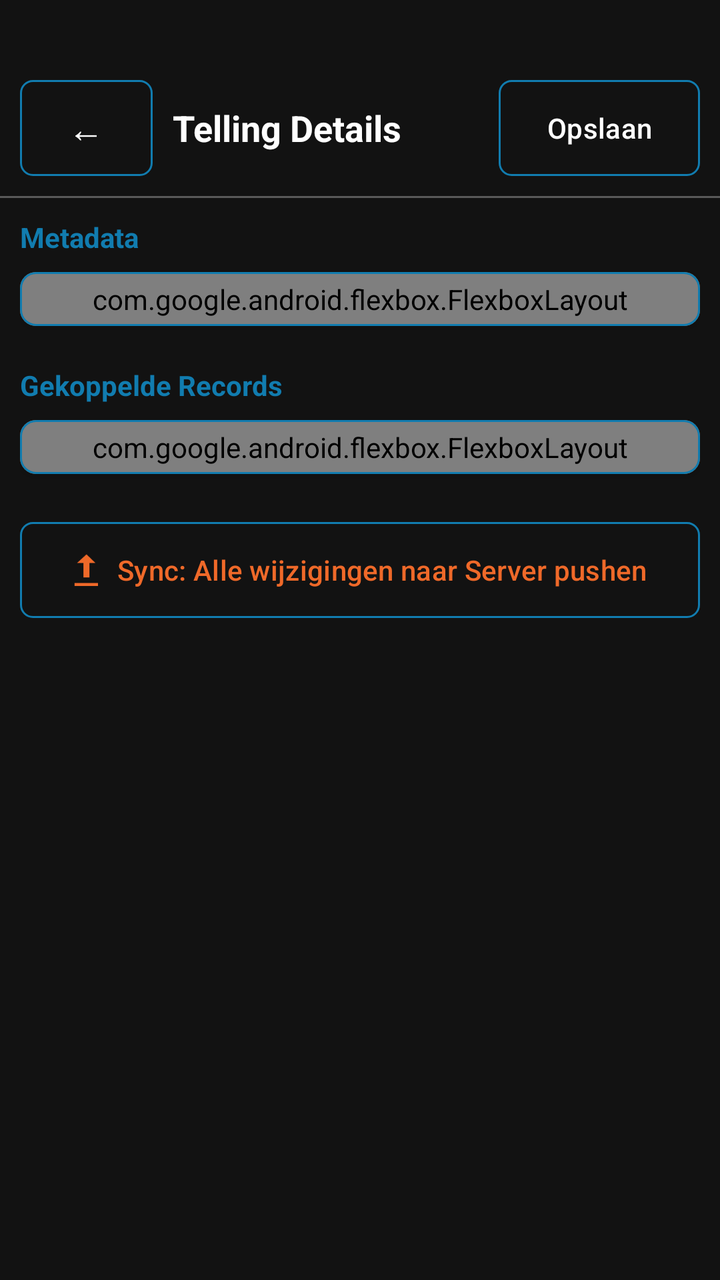
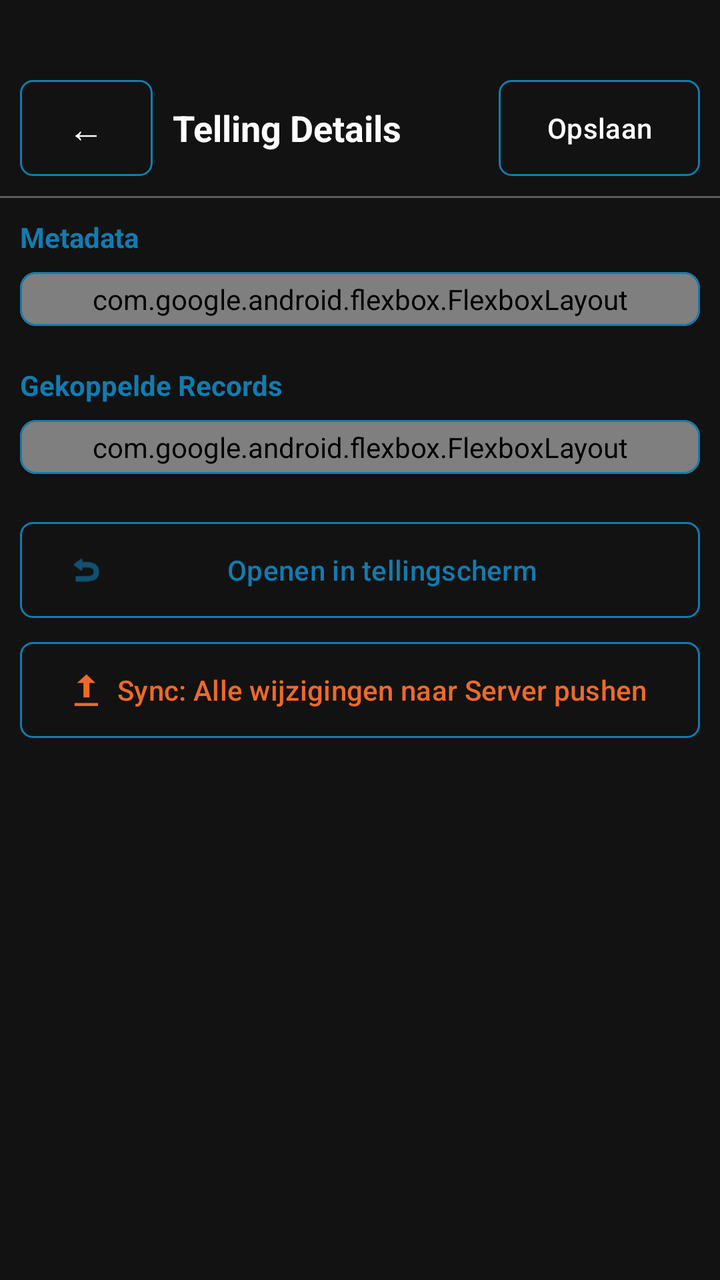

Before-and-after screenshots of an Android layout around one commit, followed by the original layout XML and the change that was made.
<!-- AndroidManifest.xml: application theme Theme.VT5.Dark -->
<!-- res/layout/scherm_db_telling_detail.xml -->
<?xml version="1.0" encoding="utf-8"?>
<LinearLayout xmlns:android="http://schemas.android.com/apk/res/android"
    android:fitsSystemWindows="true"
    xmlns:app="http://schemas.android.com/apk/res-auto"
    android:layout_width="match_parent"
    android:layout_height="match_parent"
    android:background="@color/vt5_black"
    android:orientation="vertical"
    android:paddingTop="30dp"
    android:paddingBottom="40dp">

    <LinearLayout
        android:layout_width="match_parent"
        android:layout_height="wrap_content"
        android:gravity="center_vertical"
        android:orientation="horizontal"
        android:padding="10dp">

        <com.google.android.material.button.MaterialButton
            android:id="@+id/btnTerug"
            style="@style/Widget.VT5.Button.Outlined"
            android:layout_width="wrap_content"
            android:layout_height="wrap_content"
            android:minWidth="48dp"
            android:text="@string/instellingen_back_arrow"
            android:textSize="18sp" />

        <TextView
            android:id="@+id/tvHeaderTitel"
            android:layout_width="0dp"
            android:layout_height="wrap_content"
            android:layout_marginStart="10dp"
            android:layout_weight="1"
            android:text="@string/db_beheer_telling_details"
            android:textColor="@color/vt5_on_surface"
            android:textSize="18sp"
            android:textStyle="bold" />

        <com.google.android.material.button.MaterialButton
            android:id="@+id/btnOpslaan"
            style="@style/Widget.VT5.Button.Outlined"
            android:layout_width="wrap_content"
            android:layout_height="wrap_content"
            android:text="@string/db_beheer_opslaan"
            android:textSize="14sp" />
    </LinearLayout>

    <View
        android:layout_width="match_parent"
        android:layout_height="1dp"
        android:alpha="0.3"
        android:background="@color/vt5_on_surface" />

    <androidx.core.widget.NestedScrollView
        android:layout_width="match_parent"
        android:layout_height="match_parent">

        <LinearLayout
            android:layout_width="match_parent"
            android:layout_height="wrap_content"
            android:orientation="vertical"
            android:padding="10dp"
            android:paddingBottom="40dp">

            <TextView
                android:layout_width="match_parent"
                android:layout_height="wrap_content"
                android:layout_marginBottom="8dp"
                android:text="@string/db_beheer_metadata"
                android:textColor="@color/vt5_light_blue"
                android:textSize="14sp"
                android:textStyle="bold" />

            <com.google.android.material.card.MaterialCardView
                android:layout_width="match_parent"
                android:layout_height="wrap_content"
                app:cardBackgroundColor="@color/vt5_dark_gray"
                app:cardCornerRadius="8dp"
                app:cardElevation="2dp"
                app:strokeColor="@color/vt5_light_blue"
                app:strokeWidth="1dp">

                <com.google.android.flexbox.FlexboxLayout
                    android:id="@+id/containerMetadata"
                    android:layout_width="match_parent"
                    android:layout_height="wrap_content"
                    android:padding="4dp"
                    app:flexDirection="row"
                    app:flexWrap="wrap"
                    app:justifyContent="flex_start" />
            </com.google.android.material.card.MaterialCardView>

            <TextView
                android:layout_width="match_parent"
                android:layout_height="wrap_content"
                android:layout_marginTop="20dp"
                android:layout_marginBottom="8dp"
                android:text="@string/db_beheer_gekoppelde_records"
                android:textColor="@color/vt5_light_blue"
                android:textSize="14sp"
                android:textStyle="bold" />

            <com.google.android.material.card.MaterialCardView
                android:layout_width="match_parent"
                android:layout_height="wrap_content"
                app:cardBackgroundColor="@color/vt5_dark_gray"
                app:cardCornerRadius="8dp"
                app:cardElevation="2dp"
                app:strokeColor="@color/vt5_light_blue"
                app:strokeWidth="1dp">

                <com.google.android.flexbox.FlexboxLayout
                    android:id="@+id/containerRecords"
                    android:layout_width="match_parent"
                    android:layout_height="wrap_content"
                    android:padding="4dp"
                    app:flexDirection="row"
                    app:flexWrap="wrap"
                    app:justifyContent="flex_start" />
            </com.google.android.material.card.MaterialCardView>

            <com.google.android.material.button.MaterialButton
                android:id="@+id/btnUploadServer"
                style="@style/Widget.VT5.Button.Outlined"
                android:layout_width="match_parent"
                android:layout_height="wrap_content"
                android:layout_marginTop="24dp"
                android:text="Sync: Alle wijzigingen naar Server pushen"
                android:textColor="@color/vt5_orange"
                app:icon="@android:drawable/stat_sys_upload"
                app:iconTint="@color/vt5_orange"
                app:strokeColor="@color/vt5_orange" />

        </LinearLayout>
    </androidx.core.widget.NestedScrollView>

</LinearLayout>
<!-- resources referenced by this layout -->
<resources>
  <color name="vt5_black">#121212</color>
  <color name="vt5_dark_gray">#1E1E1E</color>
  <color name="vt5_light_blue">#117CAF</color>
  <color name="vt5_on_surface">@color/popup_bg_wit</color>
  <color name="vt5_orange">#EF6929</color>
  <string name="db_beheer_gekoppelde_records">Gekoppelde Records</string>
  <string name="db_beheer_metadata">Metadata</string>
  <string name="db_beheer_opslaan">Opslaan</string>
  <string name="db_beheer_telling_details">Telling Details</string>
  <string name="instellingen_back_arrow">←</string>
  <color name="popup_bg_wit">#FFFFFFFF</color>
  <!-- drawable vt5_btn_selector (drawable) -->
  <?xml version="1.0" encoding="utf-8"?>
  <selector xmlns:android="http://schemas.android.com/apk/res/android">
  
      
      <item android:state_checked="true" android:drawable="@drawable/vt5_btn_checked" />
  
      
      <item android:state_pressed="true" android:drawable="@drawable/vt5_btn_pressed" />
  
      
      <item android:drawable="@drawable/vt5_btn_unchecked" />
  </selector>
  <dimen name="vt5_btn_stroke">1dp</dimen>
  <dimen name="vt5_btn_corner">6dp</dimen>
  <color name="vt5_white">#FFFFFF</color>
  <style name="Widget.VT5.Button" parent="Widget.Material3.Button">
          
          <item name="cornerRadius">@dimen/vt5_btn_corner</item>
          <item name="android:insetLeft">0dp</item>
          <item name="android:insetRight">0dp</item>
          <item name="android:insetTop">0dp</item>
          <item name="android:insetBottom">0dp</item>
          <item name="iconPadding">8dp</item>
          <item name="android:minHeight">48dp</item>
  
          
          <item name="backgroundTint">@color/vt5_light_blue</item>
          <item name="android:textColor">@color/vt5_white</item>
          <item name="rippleColor">?attr/colorPrimaryContainer</item>
  
          
          <item name="strokeColor">@color/vt5_light_gray</item>
          <item name="strokeWidth">0dp</item>
      </style>
  <style name="ThemeOverlay.VT5.MaterialAlertDialog" parent="ThemeOverlay.Material3.MaterialAlertDialog">
          <item name="buttonBarPositiveButtonStyle">@style/Widget.VT5.AlertDialog.Button</item>
          <item name="buttonBarNegativeButtonStyle">@style/Widget.VT5.AlertDialog.Button</item>
          <item name="buttonBarNeutralButtonStyle">@style/Widget.VT5.AlertDialog.Button</item>
      </style>
  <!-- drawable vt5_btn_checked (drawable) -->
  <?xml version="1.0" encoding="utf-8"?>
  <shape xmlns:android="http://schemas.android.com/apk/res/android" android:shape="rectangle">
      
      <solid android:color="@color/vt5_light_blue" />
      
      <corners android:radius="@dimen/vt5_btn_corner" />
      
      <padding android:left="8dp" android:top="6dp" android:right="8dp" android:bottom="6dp" />
  </shape>
  <!-- drawable vt5_btn_pressed (drawable) -->
  <?xml version="1.0" encoding="utf-8"?>
  <shape xmlns:android="http://schemas.android.com/apk/res/android" android:shape="rectangle">
      
      <solid android:color="@color/vt5_light_blue" />
      <corners android:radius="@dimen/vt5_btn_corner" />
      <padding android:left="8dp" android:top="6dp" android:right="8dp" android:bottom="6dp" />
  </shape>
  <!-- drawable vt5_btn_unchecked (drawable) -->
  <?xml version="1.0" encoding="utf-8"?>
  <shape xmlns:android="http://schemas.android.com/apk/res/android" android:shape="rectangle">
      
      <solid android:color="@color/vt5_black" />
      
      <stroke android:width="@dimen/vt5_btn_stroke" android:color="@color/vt5_light_blue" />
      <corners android:radius="@dimen/vt5_btn_corner" />
      <padding android:left="8dp" android:top="6dp" android:right="8dp" android:bottom="6dp" />
  </shape>
  <color name="vt5_light_gray">#5D748C</color>
  <style name="Widget.VT5.AlertDialog.Button" parent="Widget.Material3.Button.TextButton.Dialog">
          <item name="android:textColor">@color/vt5_white</item>
      </style>
  <!-- unchanged entries left out for length: 2 -->
</resources>

<!-- the commit's change to res/layout/scherm_db_telling_detail.xml (unified diff, before → after) -->
@@ -120,12 +120,24 @@
             </com.google.android.material.card.MaterialCardView>
 
             <com.google.android.material.button.MaterialButton
+                android:id="@+id/btnHeropenInTelling"
+                style="@style/Widget.VT5.Button.Outlined"
+                android:layout_width="match_parent"
+                android:layout_height="wrap_content"
+                android:layout_marginTop="24dp"
+                android:text="@string/db_telling_open_in_telling"
+                android:textColor="@color/vt5_light_blue"
+                app:icon="@android:drawable/ic_menu_revert"
+                app:iconTint="@color/vt5_light_blue"
+                app:strokeColor="@color/vt5_light_blue" />
+
+            <com.google.android.material.button.MaterialButton
                 android:id="@+id/btnUploadServer"
                 style="@style/Widget.VT5.Button.Outlined"
                 android:layout_width="match_parent"
                 android:layout_height="wrap_content"
-                android:layout_marginTop="24dp"
-                android:text="Sync: Alle wijzigingen naar Server pushen"
+                android:layout_marginTop="12dp"
+                android:text="@string/db_telling_detail_sync_button"
                 android:textColor="@color/vt5_orange"
                 app:icon="@android:drawable/stat_sys_upload"
                 app:iconTint="@color/vt5_orange"
<!-- resource entries referenced after the edit -->
@@ -9,6 +9,8 @@
   <string name="db_beheer_metadata">Metadata</string>
   <string name="db_beheer_opslaan">Opslaan</string>
   <string name="db_beheer_telling_details">Telling Details</string>
+  <string name="db_telling_detail_sync_button">Sync: Alle wijzigingen naar Server pushen</string>
+  <string name="db_telling_open_in_telling">Openen in tellingscherm</string>
   <string name="instellingen_back_arrow">←</string>
   <color name="popup_bg_wit">#FFFFFFFF</color>
   <!-- drawable vt5_btn_selector (drawable) -->
